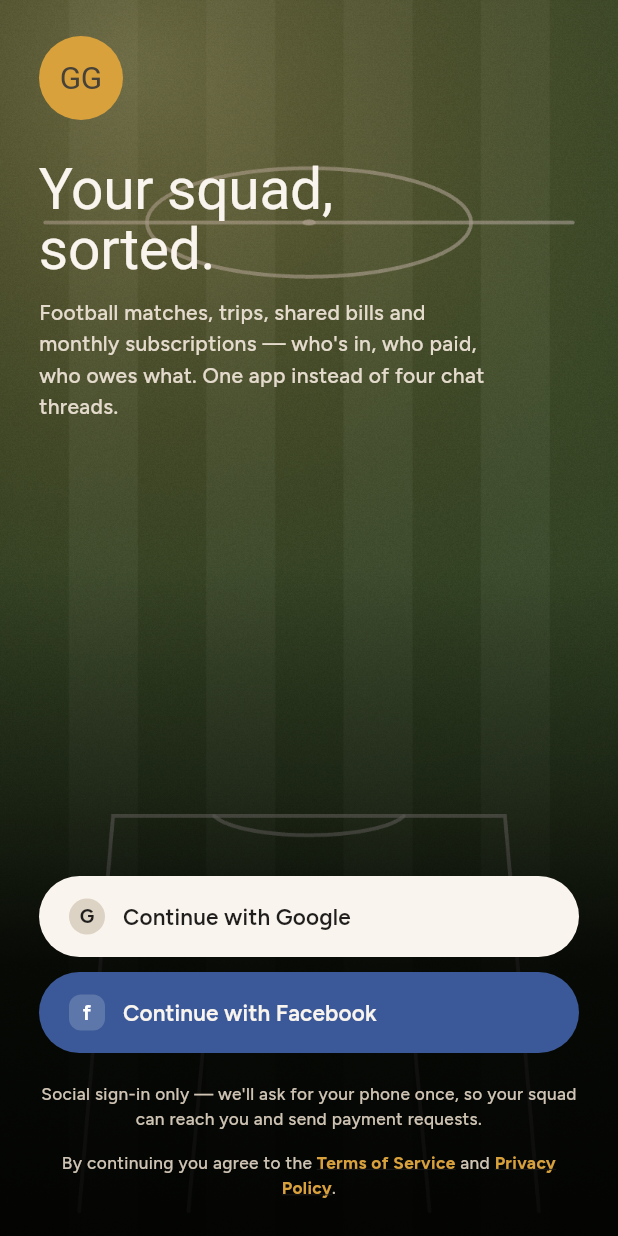
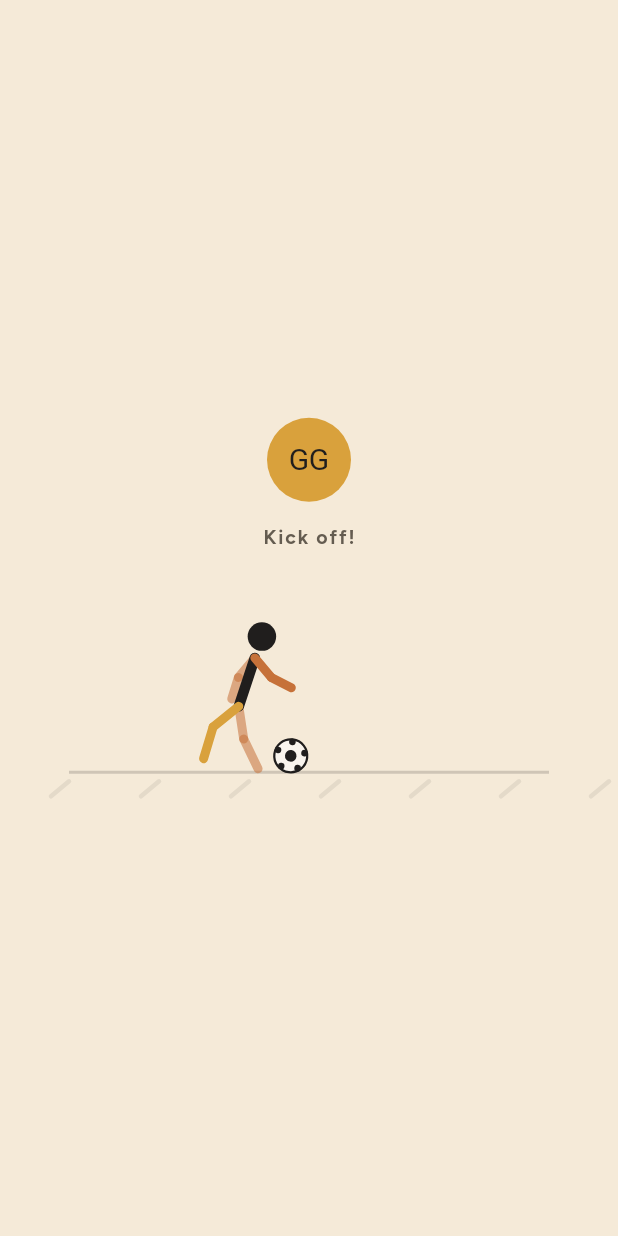
Before and after one commit to Scholar17/SquadHQ, a Flutter app: the first screen one second after launch, on a phone screen of 412 x 824 dp. Run offline on Flutter 3.47's test engine with Material 3 defaults, Android fonts, the phone set to English and light mode, and no system bars; our stand-ins replace dartz, equatable, firebase_core, firebase_messaging, flutter_bloc, flutter_local_notifications and 9 more; missing offline and left inert: dart:js_interop, gal, pwa_installer; accounts and stored records are empty; Roboto replaces fonts that are missing (Caprasimo); statements that could not run were skipped.

Commit message:
Splash: player dribbles while loading, kicks when ready
Co-Authored-By: Claude Opus 5.5 <noreply@anthropic.com>

```diff
--- a/lib/app.dart
+++ b/lib/app.dart
@@ -7,16 +7,19 @@ import 'package:go_router/go_router.dart';
 import 'core/di/injection_container.dart';
 import 'core/notifications/notification_routing.dart';
 import 'core/routing/app_router.dart';
+import 'core/splash/kickoff_splash.dart';
 import 'core/theme/app_colors.dart';
 import 'core/theme/app_theme.dart';
 import 'core/theme/theme_controller.dart';
 import 'core/theme/widgets/responsive_frame.dart';
 import 'features/auth/presentation/bloc/auth_bloc.dart';
+import 'features/auth/presentation/bloc/auth_state.dart';
 import 'features/match/presentation/bloc/match_bloc.dart';
 import 'features/match/presentation/bloc/match_history_bloc.dart';
 import 'features/notifications/presentation/bloc/notification_bloc.dart';
 import 'features/squad/presentation/bloc/squad_ledger_bloc.dart';
 import 'features/team_membership/presentation/bloc/team_membership_bloc.dart';
+import 'features/team_membership/presentation/bloc/team_membership_state.dart';
 import 'features/wallet/presentation/bloc/wallet_bloc.dart';
 
 class SquadHqApp extends StatefulWidget {
@@ -108,7 +111,15 @@ class _SquadHqAppState extends State<SquadHqApp> with WidgetsBindingObserver {
         routerConfig: _router,
         scaffoldMessengerKey: NotificationRouting.messengerKey,
         // Tablets and desktop web: one readable column, not edge to edge.
-        builder: (context, child) => ResponsiveFrame(child: child ?? const SizedBox.shrink()),
+        // The opening splash plays over everything until the app has loaded.
+        builder: (context, child) => BlocBuilder<AuthBloc, AuthState>(
+          builder: (context, auth) => BlocBuilder<TeamMembershipBloc, TeamMembershipState>(
+            builder: (context, teams) => KickoffSplash(
+              loaded: startupLoaded(auth, teams),
+              child: ResponsiveFrame(child: child ?? const SizedBox.shrink()),
+            ),
+          ),
+        ),
       ),
     );
   }
--- a/lib/core/routing/app_router.dart
+++ b/lib/core/routing/app_router.dart
@@ -364,6 +364,15 @@ GoRouter createAppRouter(AuthBloc authBloc) {
 /// loaded — whether or not it actually has a team yet. Home itself shows
 /// an empty state with a "create or join" prompt when it doesn't; there's
 /// no separate full-screen gate for that (see DashboardPage).
+/// Whether opening the app is done: the saved session is restored and,
+/// when signed in, the team list has loaded (as [_TeamGate] waits for).
+bool startupLoaded(AuthState auth, TeamMembershipState teams) =>
+    switch (_settledAuthState(auth)) {
+      AuthRestoring() => false,
+      AuthAuthenticated() => teams is TeamMembershipLoaded,
+      _ => true,
+    };
+
 class _TeamGate extends StatefulWidget {
   const _TeamGate({required this.user, required this.navigationShell});
 
@@ -401,10 +410,6 @@ class _TeamGateState extends State<_TeamGate> {
   }
 }
 
-/// Shown while the saved session restores at start, while teams load, and
-/// for a frame or two while auth state is mid-transition. Drawn like the
-/// web page's own splash (web/index.html: the GG badge over a spinner), so
-/// opening the app is one splash, then the app.
 /// A full-screen push's [GoRouterState.extra], or — when it's gone (a
 /// reload, a typed URL) — back to Home rather than crash.
 Widget _withExtra<T>(GoRouterState state, Widget Function(T extra) build) {
@@ -433,6 +438,11 @@ class _BackHomeState extends State<_BackHome> {
   Widget build(BuildContext context) => const _SettlingPage();
 }
 
+/// Shown while the saved session restores at start, while teams load, and
+/// for a frame or two while auth state is mid-transition. Drawn like the
+/// web page's own splash (web/index.html: the GG badge over a spinner).
+/// At start it's under the KickoffSplash, which lifts once
+/// [startupLoaded].
 class _SettlingPage extends StatelessWidget {
   const _SettlingPage();
 
--- /dev/null
+++ b/lib/core/splash/kickoff_splash.dart
@@ -0,0 +1,357 @@
+import 'dart:async';
+import 'dart:math' as math;
+
+import 'package:flutter/material.dart';
+
+import '../theme/app_colors.dart';
+import '../theme/app_text_styles.dart';
+
+/// The opening splash, over the whole app: a player dribbling the ball
+/// while the app loads, who shoots once [loaded] turns true — then the
+/// splash fades out and never comes back. One continuous animation, though
+/// the routes underneath move from the session check to the team list.
+///
+/// It stays up at least [minRun] so a fast start isn't a flicker, and kicks
+/// anyway after [maxWait] so a stalled load still reaches the app (which
+/// shows its own loading state). With animations turned off on the device,
+/// the player stands still and the splash just goes once loaded.
+class KickoffSplash extends StatefulWidget {
+  const KickoffSplash({super.key, required this.loaded, required this.child});
+
+  final bool loaded;
+  final Widget child;
+
+  static const minRun = Duration(milliseconds: 700);
+  static const maxWait = Duration(seconds: 12);
+
+  @override
+  State<KickoffSplash> createState() => _KickoffSplashState();
+}
+
+class _KickoffSplashState extends State<KickoffSplash> with TickerProviderStateMixin {
+  late final _run = AnimationController(vsync: this, duration: const Duration(milliseconds: 650));
+  late final _kick = AnimationController(vsync: this, duration: const Duration(milliseconds: 950));
+  late final _fade = AnimationController(vsync: this, duration: const Duration(milliseconds: 250));
+
+  Timer? _minRun;
+  Timer? _maxWait;
+  bool _ranEnough = false;
+  bool _kicking = false;
+  bool _gone = false;
+
+  @override
+  void initState() {
+    super.initState();
+    _kick.addStatusListener((status) {
+      if (status == AnimationStatus.completed) _fade.forward();
+    });
+    _fade.addStatusListener((status) {
+      if (status == AnimationStatus.completed) {
+        _run.stop();
+        setState(() => _gone = true);
+      }
+    });
+    _minRun = Timer(KickoffSplash.minRun, () {
+      _ranEnough = true;
+      if (widget.loaded) _startKick();
+    });
+    _maxWait = Timer(KickoffSplash.maxWait, _startKick);
+  }
+
+  @override
+  void didChangeDependencies() {
+    super.didChangeDependencies();
+    final still = MediaQuery.of(context).disableAnimations;
+    if (still) {
+      _run.stop();
+    } else if (!_run.isAnimating && !_kicking) {
+      _run.repeat();
+    }
+  }
+
+  @override
+  void didUpdateWidget(KickoffSplash oldWidget) {
+    super.didUpdateWidget(oldWidget);
+    if (widget.loaded && _ranEnough) _startKick();
+  }
+
+  void _startKick() {
+    if (!mounted || _kicking || _gone) return;
+    _minRun?.cancel();
+    _maxWait?.cancel();
+    setState(() => _kicking = true);
+    _run.stop();
+    if (MediaQuery.of(context).disableAnimations) {
+      _fade.forward();
+    } else {
+      _kick.forward();
+    }
+  }
+
+  @override
+  void dispose() {
+    _minRun?.cancel();
+    _maxWait?.cancel();
+    _run.dispose();
+    _kick.dispose();
+    _fade.dispose();
+    super.dispose();
+  }
+
+  @override
+  Widget build(BuildContext context) {
+    if (_gone) return widget.child;
+    return Stack(
+      children: [
+        widget.child,
+        Positioned.fill(
+          child: FadeTransition(
+            opacity: ReverseAnimation(_fade),
+            child: _scene(),
+          ),
+        ),
+      ],
+    );
+  }
+
+  Widget _scene() {
+    return Material(
+      color: AppColors.bg,
+      child: SafeArea(
+        child: Center(
+          child: Column(
+            mainAxisSize: MainAxisSize.min,
+            children: [
+              // As web/index.html draws it, so the web's own splash runs
+              // straight into this one.
+              Container(
+                width: 56,
+                height: 56,
+                alignment: Alignment.center,
+                decoration: const BoxDecoration(color: AppColors.teamGold, shape: BoxShape.circle),
+                child: Text(
+                  'GG',
+                  style: AppTextStyles.heading(size: 20, color: AppColors.onLight, height: 1),
+                ),
+              ),
+              const SizedBox(height: 14),
+              Text(
+                _kicking ? 'Kick off!' : 'Warming up…',
+                style: AppTextStyles.body(size: 13, weight: FontWeight.w700, color: AppColors.textMuted)
+                    .copyWith(letterSpacing: 1.2),
+              ),
+              const SizedBox(height: 8),
+              SizedBox(
+                width: 320,
+                height: 170,
+                child: AnimatedBuilder(
+                  animation: Listenable.merge([_run, _kick]),
+                  builder: (context, _) => CustomPaint(
+                    painter: _PitchPainter(
+                      run: _run.value,
+                      kick: _kick.value,
+                      kicking: _kicking,
+                      ink: AppColors.text,
+                      kit: AppColors.accent,
+                      boot: AppColors.teamGold,
+                      ball: AppColors.card,
+                    ),
+                  ),
+                ),
+              ),
+            ],
+          ),
+        ),
+      ),
+    );
+  }
+}
+
+/// A stick-figure player dribbling, then shooting. [run] loops 0→1 per
+/// stride while loading; [kick] runs 0→1 once: plant and wind up
+/// (to 0.3), strike (0.3–0.45), the ball flying off to the right.
+class _PitchPainter extends CustomPainter {
+  _PitchPainter({
+    required this.run,
+    required this.kick,
+    required this.kicking,
+    required this.ink,
+    required this.kit,
+    required this.boot,
+    required this.ball,
+  });
+
+  final double run;
+  final double kick;
+  final bool kicking;
+  final Color ink;
+  final Color kit;
+  final Color boot;
+  final Color ball;
+
+  static const _ballRadius = 11.0;
+  static const _strikeAt = 0.35;
+
+  @override
+  void paint(Canvas canvas, Size size) {
+    final groundY = size.height * 0.82;
+    final ballGroundY = groundY - _ballRadius;
+    final stride = run * 2 * math.pi;
+
+    // Ground, and turf marks sliding past while he runs.
+    canvas.drawLine(
+      Offset(0, groundY),
+      Offset(size.width, groundY),
+      Paint()
+        ..color = ink.withValues(alpha: 0.18)
+        ..strokeWidth = 2,
+    );
+    final turf = Paint()
+      ..color = ink.withValues(alpha: 0.08)
+      ..strokeWidth = 3
+      ..strokeCap = StrokeCap.round;
+    final scroll = kicking ? 0.0 : run * 60;
+    for (var x = 0.0; x < size.width + 60; x += 60) {
+      final markX = x - scroll;
+      canvas.drawLine(Offset(markX, groundY + 6), Offset(markX - 12, groundY + 16), turf);
+    }
+
+    // Dribbling: the ball a step ahead, nudged on with each stride.
+    final runX = size.width * 0.34;
+    final dribbleX = runX + 44 + math.sin(stride) * 5;
+    var playerX = runX;
+    var ballCenter = Offset(dribbleX, ballGroundY);
+    var ballAngle = run * 2 * math.pi;
+
+    if (kicking) {
+      final plantX = dribbleX - 34;
+      // A last step up to the ball, then planted.
+      playerX = runX + (plantX - runX) * Curves.easeOut.transform((kick / 0.3).clamp(0.0, 1.0));
+      if (kick > _strikeAt) {
+        final t = (kick - _strikeAt) / (1 - _strikeAt);
+        ballCenter = Offset(
+          dribbleX + (size.width - dribbleX + 40) * Curves.easeOutQuad.transform(t),
+          ballGroundY - math.sin(t * math.pi * 0.85) * 105,
+        );
+        ballAngle = t * 14;
+        // The strike: a ring where the boot met the ball.
+        if (t < 0.3) {
+          final ring = t / 0.3;
+          canvas.drawCircle(
+            Offset(dribbleX, ballGroundY),
+            ring * 34,
+            Paint()
+              ..color = kit.withValues(alpha: (1 - ring) * 0.7)
+              ..style = PaintingStyle.stroke
+              ..strokeWidth = 3,
+          );
+        }
+      }
+    }
+
+    _drawBall(canvas, ballCenter, ballAngle);
+    _drawPlayer(canvas, playerX, groundY, stride);
+  }
+
+  void _drawBall(Canvas canvas, Offset center, double angle) {
+    canvas
+      ..save()
+      ..translate(center.dx, center.dy)
+      ..rotate(angle);
+    canvas.drawCircle(Offset.zero, _ballRadius, Paint()..color = ball);
+    final patch = Paint()..color = ink;
+    canvas.drawCircle(Offset.zero, _ballRadius * 0.35, patch);
+    for (var i = 0; i < 5; i++) {
+      final a = i * 72 * math.pi / 180;
+      canvas.drawCircle(
+        Offset(math.cos(a) * _ballRadius * 0.85, math.sin(a) * _ballRadius * 0.85),
+        _ballRadius * 0.2,
+        patch,
+      );
+    }
+    canvas
+      ..drawCircle(
+        Offset.zero,
+        _ballRadius,
+        Paint()
+          ..color = ink
+          ..style = PaintingStyle.stroke
+          ..strokeWidth = 1.5,
+      )
+      ..restore();
+  }
+
+  void _drawPlayer(Canvas canvas, double x, double groundY, double stride) {
+    // Angles from straight down; positive swings forward (to the right).
+    double kickLeg, standLeg, frontArm, backArm;
+    var lean = 0.22;
+    var bob = 0.0;
+
+    if (!kicking) {
+      kickLeg = math.sin(stride) * 0.8;
+      standLeg = -kickLeg;
+      frontArm = -kickLeg * 0.85;
+      backArm = -frontArm;
+      bob = math.sin(stride * 2).abs() * 5;
+    } else if (kick < 0.3) {
+      // Wind-up: the kicking leg draws back, arms out for balance.
+      final t = kick / 0.3;
+      kickLeg = -math.sin(t * math.pi / 2);
+      standLeg = 0.15;
+      frontArm = 0.7;
+      backArm = -0.7;
+      lean = 0.32;
+    } else {
+      // Strike and follow-through.
+      final t = Curves.easeOutBack.transform(((kick - 0.3) / 0.7).clamp(0.0, 1.0));
+      kickLeg = -1 + t * 2.2;
+      standLeg = 0.1;
+      frontArm = -0.6;
+      backArm = 0.6;
+      lean = 0.05;
+    }
+
+    final hip = Offset(x, groundY - 44 - bob);
+    final shoulder = Offset(hip.dx + math.sin(lean) * 34, hip.dy - math.cos(lean) * 34);
+    final head = Offset(shoulder.dx + math.sin(lean) * 15, shoulder.dy - math.cos(lean) * 15);
+
+    Paint stroke(Color color, double width) => Paint()
+      ..color = color
+      ..strokeWidth = width
+      ..strokeCap = StrokeCap.round
+      ..style = PaintingStyle.stroke;
+    final limb = stroke(kit, 6);
+    final far = stroke(kit.withValues(alpha: 0.55), 6);
+
+    _arm(canvas, far, shoulder, backArm);
+    _leg(canvas, far, hip, standLeg);
+    canvas
+      ..drawLine(hip, shoulder, stroke(ink, 7))
+      ..drawCircle(head, 9.5, Paint()..color = ink);
+    _leg(canvas, stroke(boot, 6), hip, kickLeg);
+    _arm(canvas, limb, shoulder, frontArm);
+  }
+
+  void _leg(Canvas canvas, Paint paint, Offset hip, double angle) {
+    const thigh = 22.0, calf = 22.0;
+    final knee = Offset(hip.dx + math.sin(angle) * thigh, hip.dy + math.cos(angle) * thigh);
+    final bend = angle + (angle > 0 ? 0.3 : 0.6);
+    final foot = Offset(knee.dx + math.sin(bend) * calf, knee.dy + math.cos(bend) * calf);
+    canvas
+      ..drawLine(hip, knee, paint)
+      ..drawLine(knee, foot, paint);
+  }
+
+  void _arm(Canvas canvas, Paint paint, Offset shoulder, double angle) {
+    const upper = 17.0, lower = 15.0;
+    final elbow = Offset(shoulder.dx + math.sin(angle) * upper, shoulder.dy + math.cos(angle) * upper);
+    final hand = Offset(elbow.dx + math.sin(angle + 0.4) * lower, elbow.dy + math.cos(angle + 0.4) * lower);
+    canvas
+      ..drawLine(shoulder, elbow, paint)
+      ..drawLine(elbow, hand, paint);
+  }
+
+  @override
+  bool shouldRepaint(_PitchPainter old) =>
+      old.run != run || old.kick != kick || old.kicking != kicking || old.ink != ink;
+}
```
Also changed, not shown: 1 other file.
